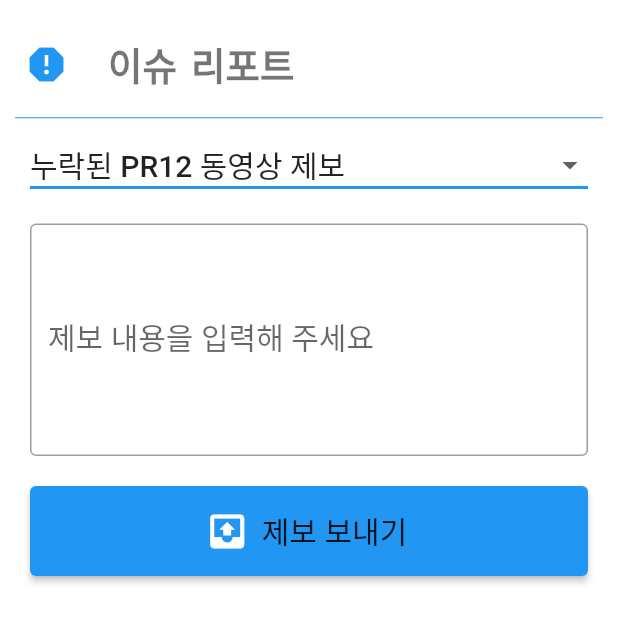
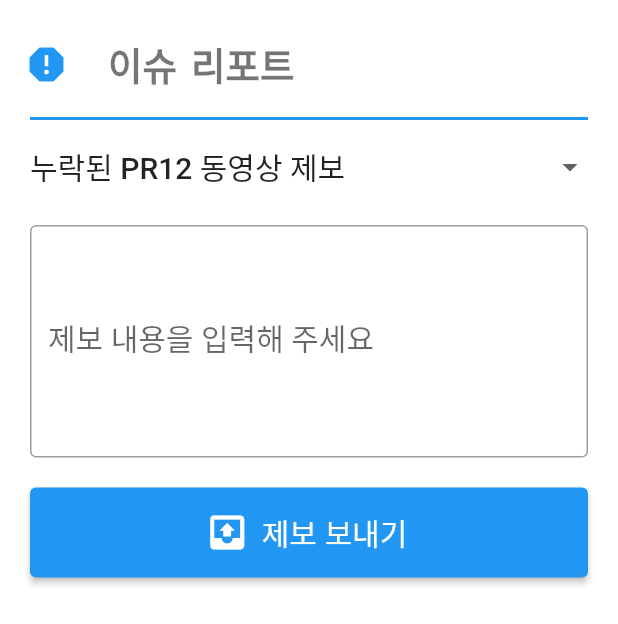
Before and after one commit to codingpot/pr12er, a Flutter app: the ReportWidget widget shown alone on an empty page, opened directly, on a phone screen of 412 x 824 dp. Shown: the top 624 px of the screen. Run offline on Flutter 3.47's test engine with Material 2 defaults, Android fonts, the phone set to English and light mode, and no system bars; our stand-ins replace fixnum, google_fonts, modal_bottom_sheet, share_plus, youtube_player_flutter, youtube_player_iframe; missing offline and left inert: grpc, protobuf; statements that could not run were skipped.

Commit message:
fix: hotfix some flutter change
- Change the color to onPrimary for issue report modal button
- Add subject to share_plus content because subject is only added for email.
- Replace font with GoogleFonts.

````diff
--- a/client/lib/custom_theme.dart
+++ b/client/lib/custom_theme.dart
@@ -1,8 +1,9 @@
 import 'package:flutter/material.dart';
 import 'package:flutter/widgets.dart';
+import 'package:google_fonts/google_fonts.dart';
 
 /// _kHeadline1 는 Abstract/Recommendations/Repositories 등을 나타내는 헤딩1.
-const _kHeadline1 = TextStyle(fontFamily: 'PermanentMarker', fontSize: 25);
+final _kHeadline1 = GoogleFonts.permanentMarker(fontSize: 25);
 
 /// CustomTheme 은 전체 테마를 정의합니다.
 ///
@@ -10,6 +11,8 @@ const _kHeadline1 = TextStyle(fontFamily: 'PermanentMarker', fontSize: 25);
 ///
 /// ```dart
 /// Consumer<CustomTheme>(builder: (context, theme, _child) { ... }
+/// // or
+/// context.read<CustomTheme>();
 /// ```
 class CustomTheme extends ChangeNotifier {
   static ThemeData get lightTheme {
@@ -27,6 +30,7 @@ class CustomTheme extends ChangeNotifier {
   }
 
   bool _isDarkMode = false;
+
   bool get isDarkMode {
     return _isDarkMode;
   }
--- a/client/lib/screens/detail_screen.dart
+++ b/client/lib/screens/detail_screen.dart
@@ -99,7 +99,7 @@ class DetailScreen extends StatelessWidget {
       floatingActionButton: FloatingActionButton(
         onPressed: () {
           final String subject = "[PR-12 공유] ${args.video.title}";
-          Share.share(generateShareSummary(args.video, detail),
+          Share.share("$subject\n\n${generateShareSummary(args.video, detail)}",
               subject: subject);
         },
         child: const Icon(Icons.share),
--- a/client/lib/widgets/detail/youtube_native.dart
+++ b/client/lib/widgets/detail/youtube_native.dart
@@ -5,7 +5,10 @@ import 'package:youtube_player_flutter/youtube_player_flutter.dart';
 class YoutubeWidget extends StatefulWidget {
   final String youtubeId;
 
-  const YoutubeWidget({Key? key, required this.youtubeId}) : super(key: key);
+  const YoutubeWidget({
+    Key? key,
+    required this.youtubeId,
+  }) : super(key: key);
 
   @override
   _YouTubeWidgetState createState() => _YouTubeWidgetState();
--- a/client/lib/widgets/main/report.dart
+++ b/client/lib/widgets/main/report.dart
@@ -30,9 +30,9 @@ class _ReportWidgetState extends State<ReportWidget> {
             Icon(Icons.report, size: 30, color: Theme.of(context).accentColor),
       ),
       Divider(
-        indent: 10,
-        endIndent: 10,
-        height: 15,
+        indent: 20,
+        endIndent: 20,
+        thickness: 2,
         color: Theme.of(context).accentColor,
       ),
       Container(
@@ -47,7 +47,6 @@ class _ReportWidgetState extends State<ReportWidget> {
           },
           underline: Container(
             height: 2,
-            color: Theme.of(context).accentColor,
           ),
           style: Theme.of(context).textTheme.headline6,
           items: reportPreset.map<DropdownMenuItem<String>>((String value) {
@@ -84,12 +83,17 @@ class _ReportWidgetState extends State<ReportWidget> {
             onPressed: () {
               // send report action
             },
-            icon: Icon(Icons.outbox,
-                size: 30, color: Theme.of(context).primaryIconTheme.color),
+            icon: const Icon(
+              Icons.outbox,
+              size: 30,
+            ),
             label: Container(
               padding: const EdgeInsets.only(top: 15, bottom: 15),
-              child:
-                  Text('제보 보내기', style: Theme.of(context).textTheme.headline6),
+              child: Text('제보 보내기',
+                  style: Theme.of(context)
+                      .textTheme
+                      .headline6!
+                      .apply(color: Theme.of(context).colorScheme.onPrimary)),
             ),
           ))
         ]),
````
Also changed, not shown: client/pubspec.yaml (+9 -8 lines), client/fonts/DancingScript-Medium.ttf (deleted), client/fonts/DancingScript-Regular.ttf (deleted), client/fonts/PermanentMarker-Regular.ttf (deleted), client/pubspec.lock.
